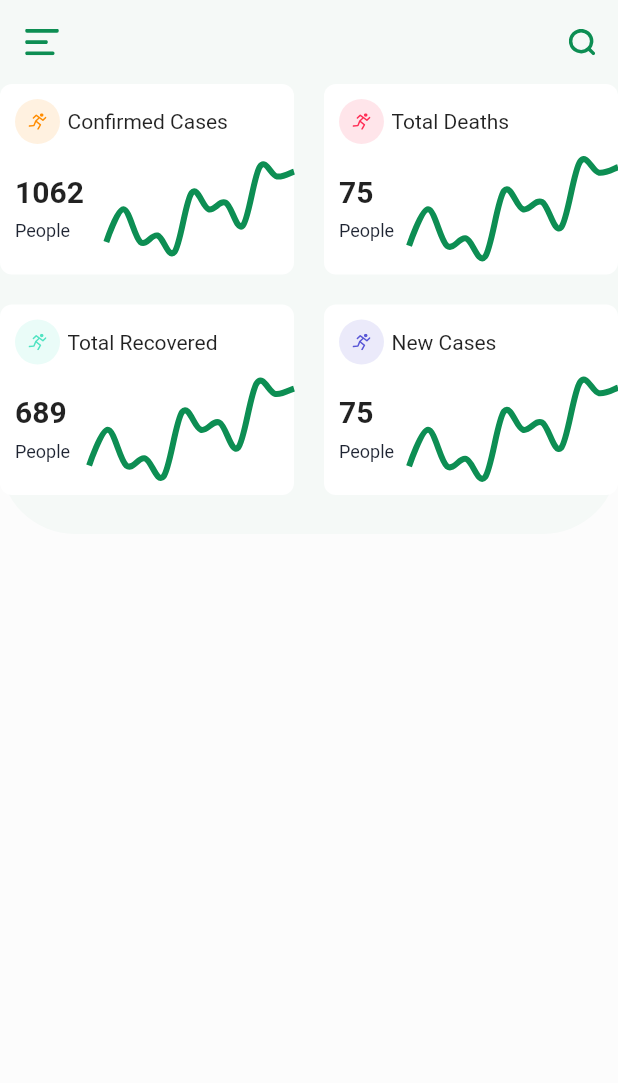
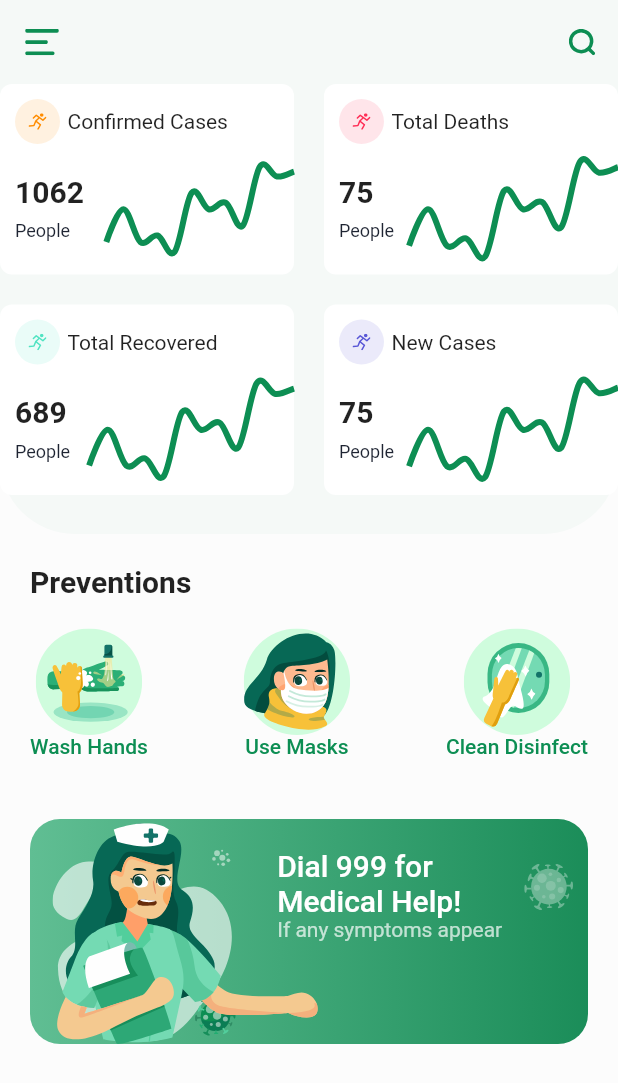
Before and after one commit to naulyvirya/mobile, a Flutter app: the screen it shows after launch, on a phone screen of 412 x 824 dp. Shown: the top 1083 px of the screen. Run offline on Flutter 3.47's test engine with Material 2 defaults, Android fonts, the phone set to English and light mode, and no system bars; drawn by our look-alikes of fl_chart; our stand-ins replace flutter_svg.

Commit message:
Covid-19 App 75% Done

```diff
--- a/lib/screens/home_screen.dart
+++ b/lib/screens/home_screen.dart
@@ -1,9 +1,8 @@
-import 'package:fl_chart/fl_chart.dart';
 import 'package:flutter/material.dart';
 import 'package:flutter_svg/flutter_svg.dart';
 import 'package:prakerin/constants.dart';
+import 'package:prakerin/screens/details_screen.dart';
 import 'package:prakerin/widgets/info_card.dart';
-import 'package:prakerin/widgets/line_chart.dart';
 
 class HomeScreen extends StatelessWidget {
   @override
@@ -11,17 +10,18 @@ class HomeScreen extends StatelessWidget {
     return Scaffold(
       appBar: buildAppBar(),
       body: Column(
+        crossAxisAlignment: CrossAxisAlignment.start,
         children: [
           Container(
             height: 300,
             width: double.infinity,
             decoration: BoxDecoration(
-              color: kPrimaryColor.withOpacity(0.03),
-              borderRadius: BorderRadius.only(
-                bottomLeft: Radius.circular(50),
-                bottomRight: Radius.circular(50,)
-              )
-            ),
+                color: kPrimaryColor.withOpacity(0.03),
+                borderRadius: BorderRadius.only(
+                    bottomLeft: Radius.circular(50),
+                    bottomRight: Radius.circular(
+                      50,
+                    ))),
             child: Wrap(
               runSpacing: 20,
               spacing: 20,
@@ -30,28 +30,141 @@ class HomeScreen extends StatelessWidget {
                   title: "Confirmed Cases",
                   iconColor: Color(0xFFFF8C00),
                   effectedNum: 1062,
+                  press: () {},
                 ),
                 InfoCard(
                   title: "Total Deaths",
                   iconColor: Color(0xFFFF2D55),
                   effectedNum: 75,
+                  press: () {},
                 ),
                 InfoCard(
                   title: "Total Recovered",
                   iconColor: Color(0xFF50E3C2),
                   effectedNum: 689,
+                  press: () {},
                 ),
                 InfoCard(
                   title: "New Cases",
                   iconColor: Color(0xFF5856D6),
                   effectedNum: 75,
+                  press: () {
+                    Navigator.push(
+                      context,
+                      MaterialPageRoute(
+                        builder: (context) {
+                          return DetailsScreen();
+                        },
+                      ),
+                    );
+                  },
                 ),
               ],
             ),
           ),
+          SizedBox(height: 20),
+          Padding(
+            padding: const EdgeInsets.symmetric(horizontal: 20),
+            child: SingleChildScrollView(
+              child: Column(
+                crossAxisAlignment: CrossAxisAlignment.start,
+                children: [
+                  Text(
+                    "Preventions",
+                    style: Theme.of(context)
+                        .textTheme
+                        .title
+                        .copyWith(fontWeight: FontWeight.bold),
+                  ),
+                  SizedBox(height: 20),
+                  buildPreventation(),
+                  SizedBox(height: 40),
+                  buildHelpCard(context),
+                ],
+              ),
+            ),
+          )
         ],
       ),
-      );
+    );
+  }
+
+  Row buildPreventation() {
+    return Row(
+      mainAxisAlignment: MainAxisAlignment.spaceBetween,
+      children: <Widget>[
+        PreventitonCard(
+          svgSrc: "assets/icons/hand_wash.svg",
+          title: "Wash Hands",
+        ),
+        PreventitonCard(
+          svgSrc: "assets/icons/use_mask.svg",
+          title: "Use Masks",
+        ),
+        PreventitonCard(
+          svgSrc: "assets/icons/Clean_Disinfect.svg",
+          title: "Clean Disinfect",
+        ),
+      ],
+    );
+  }
+
+  Container buildHelpCard(BuildContext context) {
+    return Container(
+      height: 150,
+      width: double.infinity,
+      child: Stack(
+        alignment: Alignment.bottomLeft,
+        children: <Widget>[
+          Container(
+            padding: EdgeInsets.only(
+              // left side padding is 40% of total width
+              left: MediaQuery.of(context).size.width * .4,
+              top: 20,
+            ),
+            height: 150,
+            width: double.infinity,
+            decoration: BoxDecoration(
+              gradient: LinearGradient(
+                colors: [
+                  Color(0xFF60BE93),
+                  Color(0xFF1B8D59),
+                ],
+              ),
+              borderRadius: BorderRadius.circular(20),
+            ),
+            child: RichText(
+              text: TextSpan(
+                children: [
+                  TextSpan(
+                    text: "Dial 999 for \nMedical Help!\n",
+                    style: Theme.of(context)
+                        .textTheme
+                        .title
+                        .copyWith(color: Colors.white),
+                  ),
+                  TextSpan(
+                    text: "If any symptoms appear",
+                    style: TextStyle(
+                      color: Colors.white.withOpacity(0.7),
+                    ),
+                  ),
+                ],
+              ),
+            ),
+          ),
+          Padding(
+            padding: const EdgeInsets.symmetric(horizontal: 15),
+            child: SvgPicture.asset("assets/icons/nurse.svg"),
+          ),
+          Positioned(
+            top: 30,
+            right: 10,
+            child: SvgPicture.asset("assets/icons/virus.svg"),
+          )
+        ],
+      ),
+    );
   }
 
   AppBar buildAppBar() {
@@ -71,3 +184,25 @@ class HomeScreen extends StatelessWidget {
     );
   }
 }
+
+class PreventitonCard extends StatelessWidget {
+  final String svgSrc;
+  final String title;
+
+  const PreventitonCard({
+    Key key,
+    this.svgSrc,
+    this.title,
+  }) : super(key: key);
+
+  @override
+  Widget build(BuildContext context) {
+    return Column(children: <Widget>[
+      SvgPicture.asset(svgSrc),
+      Text(
+        title,
+        style: Theme.of(context).textTheme.body2.copyWith(color: kPrimaryColor),
+      ),
+    ]);
+  }
+}
--- a/lib/widgets/info_card.dart
+++ b/lib/widgets/info_card.dart
@@ -7,18 +7,22 @@ class InfoCard extends StatelessWidget {
   final String title;
   final int effectedNum;
   final Color iconColor;
+  final Function press;
   const InfoCard({
     Key key,
     this.title,
     this.effectedNum,
     this.iconColor,
+    this.press,
   }) : super(key: key);
 
   @override
   Widget build(BuildContext context) {
     return LayoutBuilder(
       builder: (context, constraints) {
-        return Container(
+        return GestureDetector(
+          onTap: press,
+          child: Container(
             width: constraints.maxWidth / 2 - 10,
             // Here constraints.maxWidth provide us the available width for the widget
             decoration: BoxDecoration(
@@ -57,8 +61,7 @@ class InfoCard extends StatelessWidget {
                 ),
                 Padding(
                   padding: const EdgeInsets.only(bottom: 10),
-                child: Row(
-                  children: <Widget>[
+                  child: Row(children: <Widget>[
                     Padding(
                       padding: const EdgeInsets.all(10.0),
                       child: RichText(
@@ -68,27 +71,26 @@ class InfoCard extends StatelessWidget {
                           TextSpan(
                             text: "$effectedNum \n",
                             style: Theme.of(context).textTheme.title.copyWith(
-                                fontWeight : FontWeight.bold,
+                                  fontWeight: FontWeight.bold,
                                 ),
                           ),
                           TextSpan(
                             text: "People",
                             style: TextStyle(
                               fontSize: 12,
-                                height : 2,
+                              height: 2,
                             ),
                           ),
                         ],
-                        )
-                      ),
+                      )),
                     ),
                     Expanded(
                       child: LineReportChart(),
                     ),
-                  ]
-                ),
+                  ]),
                 )
               ],
+            ),
           ),
         );
       },
```
Also changed, not shown: lib/screens/details_screen.dart (added, +108 -0 lines), lib/widgets/weekly_chart.dart (added, +46 -0 lines). Lines whose indentation alone changed are shown as unchanged.
